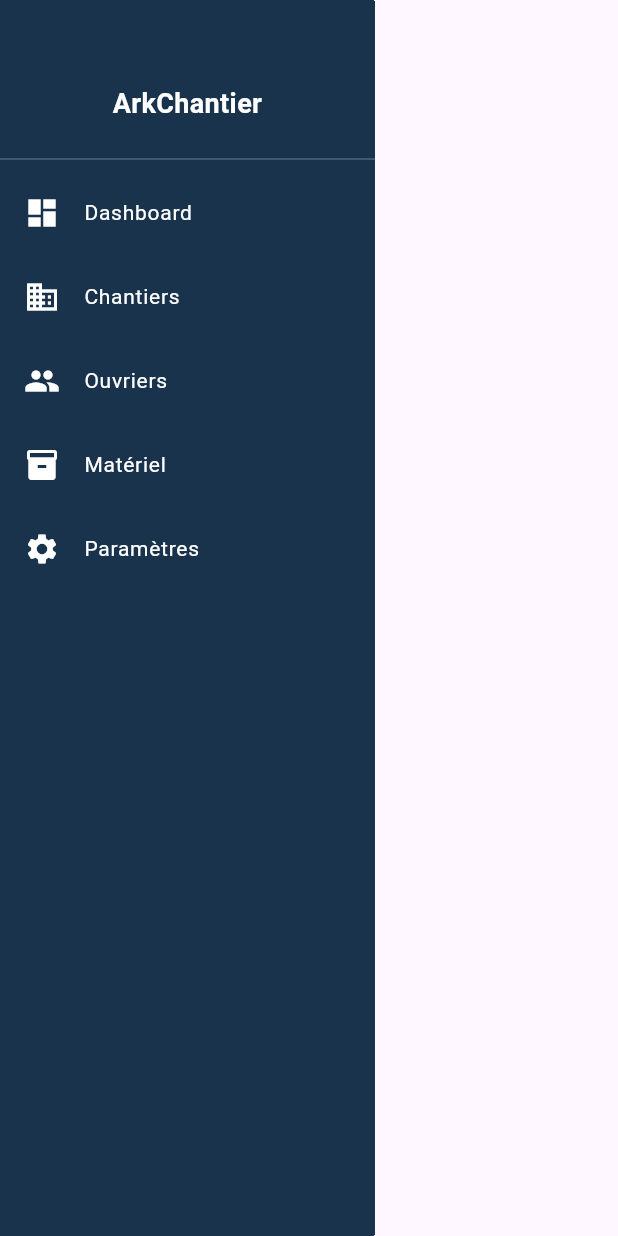
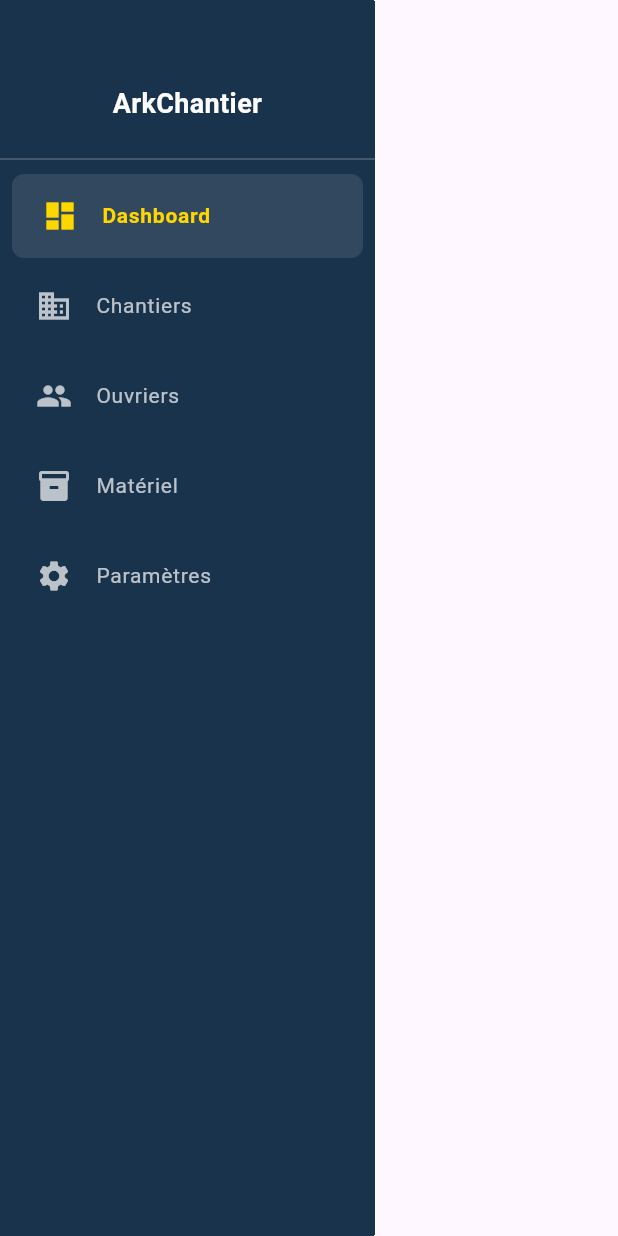
Before and after one commit to Kevin-Razafison/ArkChantier, a Flutter app: the SidebarDrawer widget shown alone on an empty page, opened directly with empty values, on a phone screen of 412 x 824 dp. Run offline on Flutter 3.47's test engine with Material 3 defaults, Android fonts, the phone set to English and light mode, and no system bars; network calls fail.

Commit message:
feat: ajout du champ chantier dans le side bard et stylisation du side bar pour une meileur UX

```diff
--- /dev/null
+++ b/lib/models/task_model.dart
@@ -0,0 +1,6 @@
+class ChecklistTask {
+  final String title;
+  bool isDone;
+
+  ChecklistTask({required this.title, this.isDone = false});
+}
--- a/lib/models/user_model.dart
+++ b/lib/models/user_model.dart
@@ -5,7 +5,7 @@ class UserModel {
   final String nom;
   final String email;
   final UserRole role;
-  final String? chantierId; // Uniquement pour le Client (lié à son projet)
+  final String? chantierId;
 
   UserModel({
     required this.id,
@@ -15,7 +15,6 @@ class UserModel {
     this.chantierId,
   });
 
-  // Pour simuler une connexion
   static UserModel mockAdmin() => UserModel(
     id: '1',
     nom: 'Jean Projet',
--- a/lib/widgets/sidebar_drawer.dart
+++ b/lib/widgets/sidebar_drawer.dart
@@ -51,17 +51,34 @@ class SidebarDrawer extends StatelessWidget {
       ),
     );
   }
-
   Widget _buildItem(IconData icon, String label, int index) {
     bool isSelected = currentIndex == index;
-    return ListTile(
-      leading: Icon(icon, color: Colors.white),
-      title: Text(
-        label,
-        style: const TextStyle(color: Colors.white, fontSize: 14),
+
+    return Container(
+      margin: const EdgeInsets.symmetric(vertical: 2, horizontal: 8),
+      decoration: BoxDecoration(
+        color: isSelected ? Colors.white.withOpacity(0.1) : Colors.transparent,
+        borderRadius: BorderRadius.circular(8),
       ),
-      tileColor: isSelected ? Colors.orange : Colors.transparent,
-      onTap: () => onDestinationSelected(index),
+      child: ListTile(
+        leading: Icon(
+          icon,
+          color: isSelected ? const Color(0xFFFFD700) : Colors.white70 // Or (Gold) si sélectionné
+        ),
+        title: Text(
+          label,
+          style: TextStyle(
+            color: isSelected ? const Color(0xFFFFD700) : Colors.white70,
+            fontWeight: isSelected ? FontWeight.bold : FontWeight.normal,
+            fontSize: 14
+          ),
+        ),
+        // La petite barre verticale Gold à gauche
+        shape: isSelected
+            ? const Border(left: BorderSide(color: Color(0xFFFFD700), width: 4))
+            : null,
+        onTap: () => onDestinationSelected(index),
+      ),
     );
   }
 }
```
Also changed, not shown: lib/main.dart (+4 -3 lines), lib/screens/chantier_screen.dart (deleted, +0 -58 lines).
